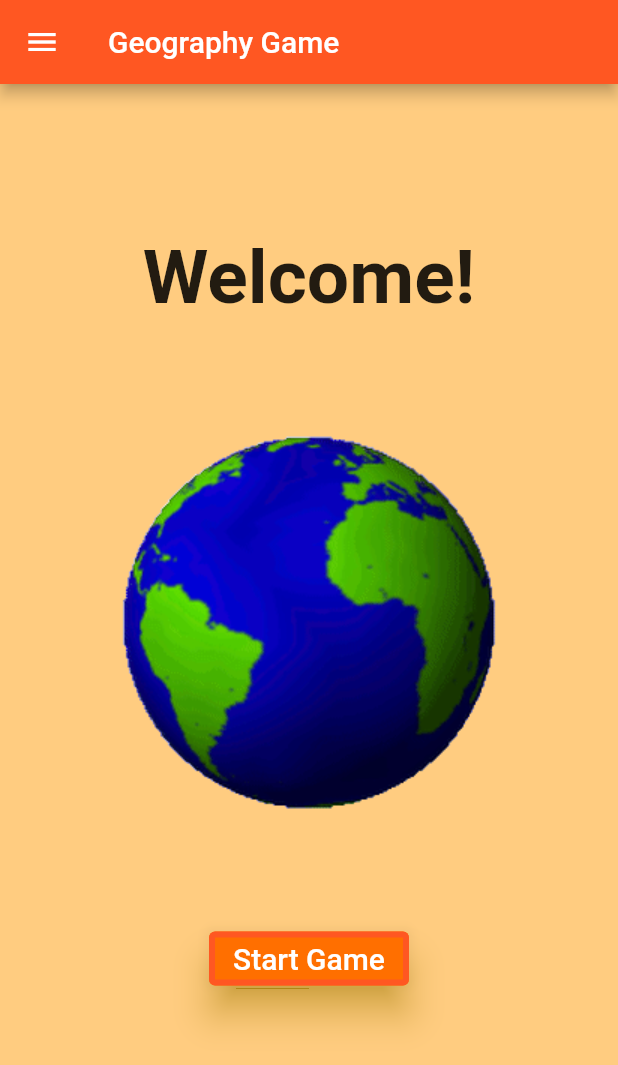
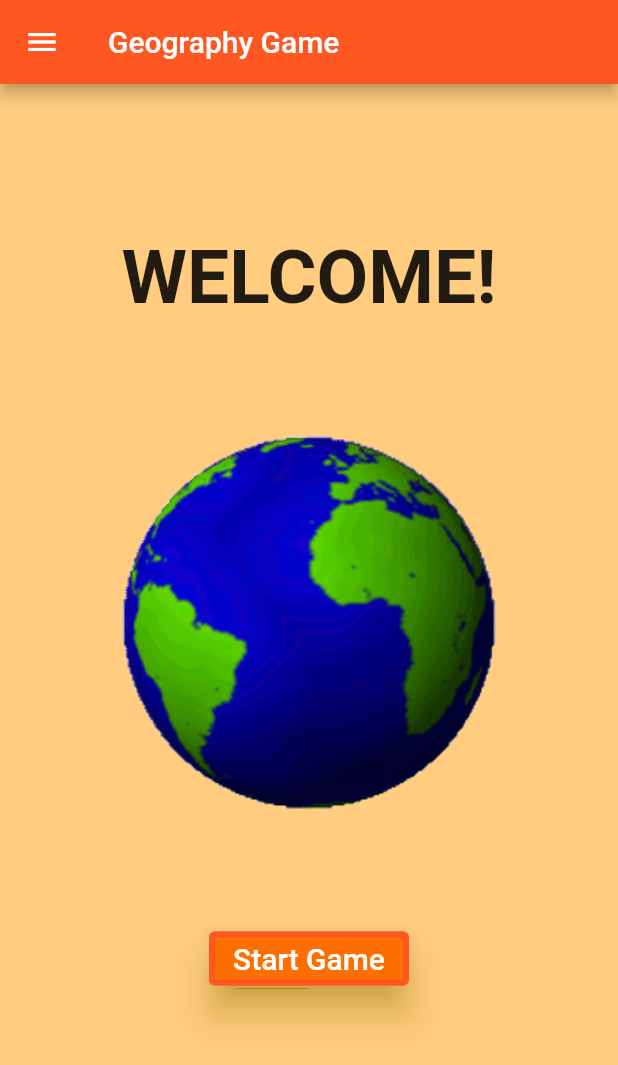
Before and after one commit to christopherlam888/geography-game, a Flutter app: the screen it shows after launch, on a phone screen of 412 x 824 dp. Shown: the top 1065 px of the screen. Run offline on Flutter 3.47's test engine with Material 2 defaults, Android fonts, the phone set to English and light mode, and no system bars.

```diff
--- a/lib/pages/about.dart
+++ b/lib/pages/about.dart
@@ -40,7 +40,9 @@ class _AboutState extends State<About> {
               Center(
                 child: Column(
                   children: [
-                    //Image here
+                    const Image(
+                      image: AssetImage('assets/globe.png'),
+                    ),
                     const SizedBox(height: 20.0),
                     const Text(
                       "Geography Game",
--- a/lib/pages/welcome.dart
+++ b/lib/pages/welcome.dart
@@ -49,7 +49,7 @@ class _WelcomeState extends State<Welcome> {
                     mainAxisAlignment: MainAxisAlignment.center,
                     children: const [
                       Text(
-                        "Welcome!",
+                        "WELCOME!",
                         textAlign: TextAlign.center,
                         style: TextStyle(
                           fontWeight: FontWeight.bold,
@@ -60,7 +60,7 @@ class _WelcomeState extends State<Welcome> {
                   ),
                 ),
                 const Image(
-                  image: AssetImage('assets/globe-spinning3.gif'),
+                  image: AssetImage('assets/globe-spinning.gif'),
                   width: 600.0,
                   height: 400.0,
                 ),
```
Also changed, not shown: assets/globe-spinning.gif (renamed from assets/globe-spinning3.gif), assets/globe-spinning2.gif (deleted), assets/globe.jpeg (deleted), assets/globe.png (added), assets/spinning-globe.gif (deleted), 7 other files.
